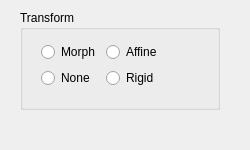
Qt form src/Interface/Modules/Fields/registerwithcorrespondences.ui (SCIInstitute/SCIRun) before a commit.
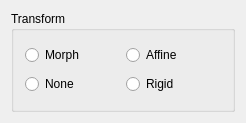
The same form after that commit.

The edit to the form file:
```diff
--- a/src/Interface/Modules/Fields/registerwithcorrespondences.ui
+++ b/src/Interface/Modules/Fields/registerwithcorrespondences.ui
@@ -6,28 +6,22 @@
    <rect>
     <x>0</x>
     <y>0</y>
-    <width>250</width>
-    <height>150</height>
+    <width>246</width>
+    <height>123</height>
    </rect>
   </property>
   <property name="minimumSize">
    <size>
-    <width>250</width>
-    <height>150</height>
+    <width>246</width>
+    <height>123</height>
    </size>
   </property>
   <property name="windowTitle">
    <string>RegisterWithCorrespondences</string>
   </property>
+  <layout class="QHBoxLayout" name="horizontalLayout">
+   <item>
   <widget class="QGroupBox" name="transformGroupBox_">
-   <property name="geometry">
-    <rect>
-     <x>20</x>
-     <y>10</y>
-     <width>200</width>
-     <height>100</height>
-    </rect>
-   </property>
    <property name="minimumSize">
     <size>
      <width>200</width>
@@ -37,50 +31,39 @@
    <property name="title">
     <string>Transform</string>
    </property>
-   <widget class="QWidget" name="layoutWidget">
-    <property name="geometry">
-     <rect>
-      <x>10</x>
-      <y>21</y>
-      <width>141</width>
-      <height>74</height>
-     </rect>
-    </property>
-    <layout class="QFormLayout" name="formLayout">
-     <property name="labelAlignment">
-      <set>Qt::AlignLeading|Qt::AlignLeft|Qt::AlignVCenter</set>
-     </property>
-     <item row="1" column="0">
+     <layout class="QGridLayout" name="gridLayout">
+      <item row="0" column="0">
       <widget class="QRadioButton" name="morphRadioButton_">
        <property name="text">
         <string>Morph</string>
        </property>
       </widget>
      </item>
-     <item row="1" column="1">
+      <item row="0" column="1">
       <widget class="QRadioButton" name="affineRadioButton_">
        <property name="text">
         <string>Affine</string>
        </property>
       </widget>
      </item>
-     <item row="2" column="1">
-      <widget class="QRadioButton" name="rigidRadioButton_">
-       <property name="text">
-        <string>Rigid</string>
-       </property>
-      </widget>
-     </item>
-     <item row="2" column="0">
+      <item row="1" column="0">
       <widget class="QRadioButton" name="noneRadioButton_">
        <property name="text">
         <string>None</string>
        </property>
       </widget>
      </item>
-    </layout>
-   </widget>
-  </widget>
+      <item row="1" column="1">
+       <widget class="QRadioButton" name="rigidRadioButton_">
+        <property name="text">
+         <string>Rigid</string>
+        </property>
+       </widget>
+      </item>
+     </layout>
+    </widget>
+   </item>
+  </layout>
  </widget>
  <layoutdefault spacing="6" margin="11"/>
  <resources/>
```
Lines whose indentation alone changed are shown as unchanged.
